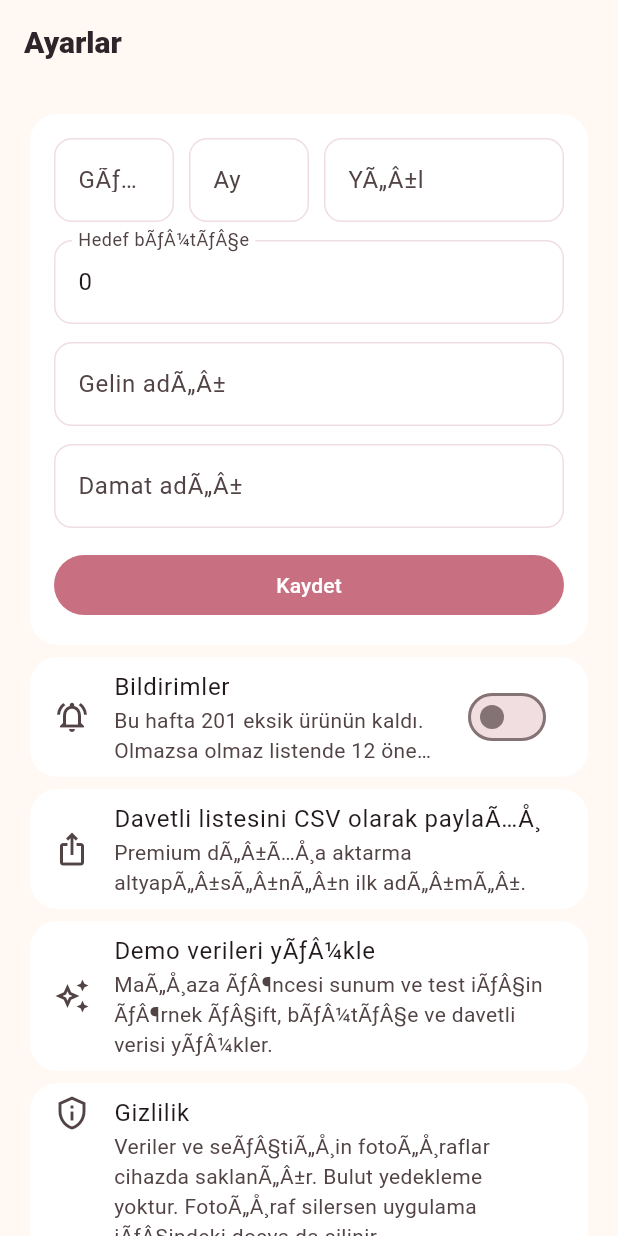
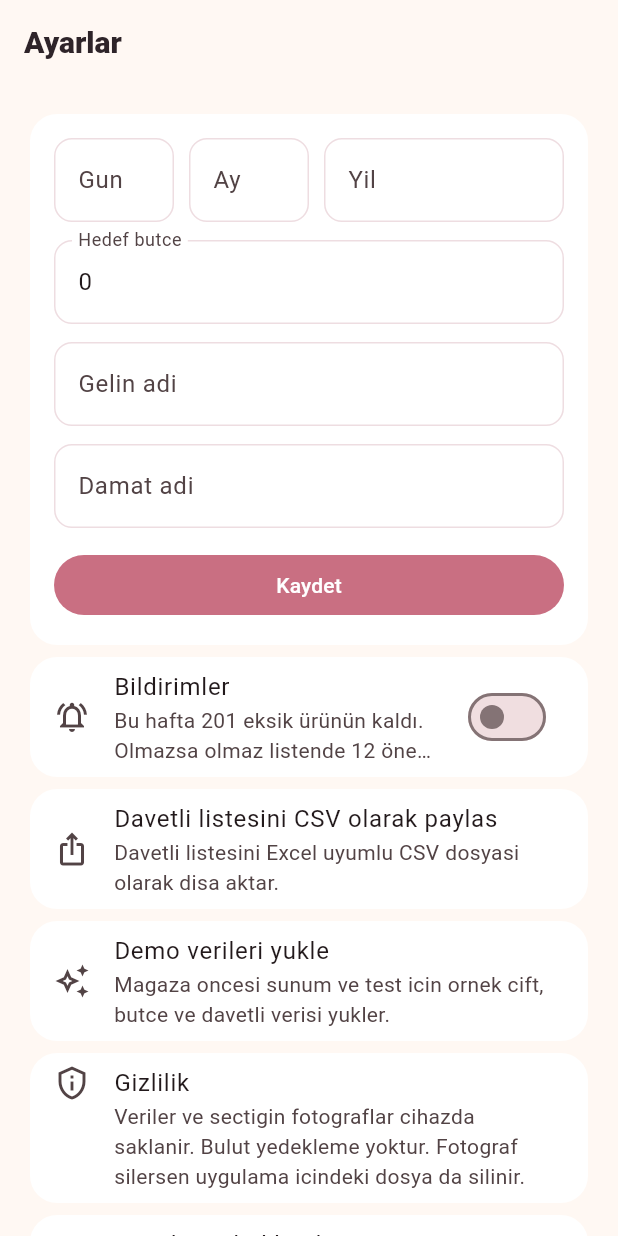
Before and after one commit to sonerdnrekhesap/wedding_prep_app, a Flutter app: the SettingsPage screen opened directly, on a phone screen of 412 x 824 dp. Run offline on Flutter 3.47's test engine with Material 3 defaults, Android fonts, the phone set to English and light mode, and no system bars; our stand-ins replace fl_chart, flutter_animate, google_mobile_ads, image_picker, lottie, share_plus and 1 more; accounts and stored records are empty.

Commit message:
Make guest CSV export release-ready

```diff
--- a/lib/pages/settings_page.dart
+++ b/lib/pages/settings_page.dart
@@ -1,11 +1,12 @@
 import 'package:flutter/foundation.dart';
 import 'package:flutter/material.dart';
-import 'package:share_plus/share_plus.dart';
 
 import '../main.dart';
+import '../models/guest_model.dart';
 import '../services/export_service.dart';
 import '../services/formatters.dart';
 import '../services/notification_service.dart';
+import '../services/share_file_service.dart';
 import 'paywall_page.dart';
 
 class SettingsPage extends StatefulWidget {
@@ -80,7 +81,7 @@ class _SettingsPageState extends State<SettingsPage> {
                           keyboardType: TextInputType.number,
                           maxLength: 2,
                           decoration: const InputDecoration(
-                            labelText: 'GÃƒÂ¼n',
+                            labelText: 'Gun',
                             counterText: '',
                           ),
                         ),
@@ -105,7 +106,7 @@ class _SettingsPageState extends State<SettingsPage> {
                           keyboardType: TextInputType.number,
                           maxLength: 4,
                           decoration: const InputDecoration(
-                            labelText: 'YÃ„Â±l',
+                            labelText: 'Yil',
                             counterText: '',
                           ),
                         ),
@@ -116,20 +117,17 @@ class _SettingsPageState extends State<SettingsPage> {
                   TextField(
                     controller: budgetController,
                     keyboardType: TextInputType.number,
-                    decoration:
-                        const InputDecoration(labelText: 'Hedef bÃƒÂ¼tÃƒÂ§e'),
+                    decoration: const InputDecoration(labelText: 'Hedef butce'),
                   ),
                   const SizedBox(height: 12),
                   TextField(
                     controller: brideNameController,
-                    decoration:
-                        const InputDecoration(labelText: 'Gelin adÃ„Â±'),
+                    decoration: const InputDecoration(labelText: 'Gelin adi'),
                   ),
                   const SizedBox(height: 12),
                   TextField(
                     controller: groomNameController,
-                    decoration:
-                        const InputDecoration(labelText: 'Damat adÃ„Â±'),
+                    decoration: const InputDecoration(labelText: 'Damat adi'),
                   ),
                   const SizedBox(height: 14),
                   SizedBox(
@@ -141,7 +139,7 @@ class _SettingsPageState extends State<SettingsPage> {
                           ScaffoldMessenger.of(context).showSnackBar(
                             const SnackBar(
                               content: Text(
-                                'DÃƒÂ¼Ã„Å¸ÃƒÂ¼n tarihini gÃƒÂ¼n, ay, yÃ„Â±l olarak yaz.',
+                                'Dugun tarihini gun, ay, yil olarak yaz.',
                               ),
                             ),
                           );
@@ -219,35 +217,25 @@ class _SettingsPageState extends State<SettingsPage> {
           Card(
             child: ListTile(
               leading: const Icon(Icons.ios_share_outlined),
-              title: const Text('Davetli listesini CSV olarak paylaÃ…Å¸'),
+              title: const Text('Davetli listesini CSV olarak paylas'),
               subtitle: const Text(
-                  'Premium dÃ„Â±Ã…Å¸a aktarma altyapÃ„Â±sÃ„Â±nÃ„Â±n ilk adÃ„Â±mÃ„Â±.'),
-              onTap: () async {
-                if (!controller.settings.isPremium) {
-                  await Navigator.of(context).push(
-                    MaterialPageRoute(
-                      builder: (_) => const PaywallPage(source: 'export'),
-                    ),
-                  );
-                  return;
-                }
-                final csv = ExportService().buildGuestCsv(controller.guests);
-                await Share.share(csv, subject: 'Davetli listesi');
-              },
+                'Davetli listesini Excel uyumlu CSV dosyasi olarak disa aktar.',
+              ),
+              onTap: () => _shareGuestCsv(controller.guests),
             ),
           ),
           Card(
             child: ListTile(
               leading: const Icon(Icons.auto_awesome_outlined),
-              title: const Text('Demo verileri yÃƒÂ¼kle'),
+              title: const Text('Demo verileri yukle'),
               subtitle: const Text(
-                'MaÃ„Å¸aza ÃƒÂ¶ncesi sunum ve test iÃƒÂ§in ÃƒÂ¶rnek ÃƒÂ§ift, bÃƒÂ¼tÃƒÂ§e ve davetli verisi yÃƒÂ¼kler.',
+                'Magaza oncesi sunum ve test icin ornek cift, butce ve davetli verisi yukler.',
               ),
               onTap: () async {
                 await controller.loadDemoData();
                 if (context.mounted) {
                   ScaffoldMessenger.of(context).showSnackBar(
-                    const SnackBar(content: Text('Demo verileri yÃƒÂ¼klendi.')),
+                    const SnackBar(content: Text('Demo verileri yuklendi.')),
                   );
                 }
               },
@@ -258,7 +246,7 @@ class _SettingsPageState extends State<SettingsPage> {
               leading: Icon(Icons.privacy_tip_outlined),
               title: Text('Gizlilik'),
               subtitle: Text(
-                'Veriler ve seÃƒÂ§tiÃ„Å¸in fotoÃ„Å¸raflar cihazda saklanÃ„Â±r. Bulut yedekleme yoktur. FotoÃ„Å¸raf silersen uygulama iÃƒÂ§indeki dosya da silinir.',
+                'Veriler ve sectigin fotograflar cihazda saklanir. Bulut yedekleme yoktur. Fotograf silersen uygulama icindeki dosya da silinir.',
               ),
               isThreeLine: true,
             ),
@@ -266,32 +254,32 @@ class _SettingsPageState extends State<SettingsPage> {
           const Card(
             child: ListTile(
               leading: Icon(Icons.info_outline),
-              title: Text('Uygulama hakkÃ„Â±nda'),
+              title: Text('Uygulama hakkinda'),
               subtitle: Text(
-                'Ãƒâ€¡eyiz, dÃƒÂ¼Ã„Å¸ÃƒÂ¼n, bÃƒÂ¼tÃƒÂ§e ve davetli hazÃ„Â±rlÃ„Â±klarÃ„Â±nÃ„Â± offline takip eder.',
+                'Ceyiz, dugun, butce ve davetli hazirliklarini offline takip eder.',
               ),
             ),
           ),
           Card(
             child: ListTile(
               leading: const Icon(Icons.delete_forever_outlined),
-              title: const Text('Verileri sÃ„Â±fÃ„Â±rla'),
+              title: const Text('Verileri sifirla'),
               subtitle:
-                  const Text('TÃƒÂ¼m liste, davetli ve ayar verileri silinir.'),
+                  const Text('Tum liste, davetli ve ayar verileri silinir.'),
               onTap: () async {
                 final ok = await showDialog<bool>(
                   context: context,
                   builder: (context) => AlertDialog(
-                    title: const Text('Veriler sÃ„Â±fÃ„Â±rlansÃ„Â±n mÃ„Â±?'),
-                    content: const Text('Bu iÃ…Å¸lem geri alÃ„Â±namaz.'),
+                    title: const Text('Veriler sifirlansin mi?'),
+                    content: const Text('Bu islem geri alinamaz.'),
                     actions: [
                       TextButton(
                         onPressed: () => Navigator.pop(context, false),
-                        child: const Text('VazgeÃƒÂ§'),
+                        child: const Text('Vazgec'),
                       ),
                       FilledButton(
                         onPressed: () => Navigator.pop(context, true),
-                        child: const Text('SÃ„Â±fÃ„Â±rla'),
+                        child: const Text('Sifirla'),
                       ),
                     ],
                   ),
@@ -303,6 +291,23 @@ class _SettingsPageState extends State<SettingsPage> {
         ],
       ),
     );
+  }
+
+  Future<void> _shareGuestCsv(List<Guest> guests) async {
+    try {
+      final csv = ExportService().buildGuestCsv(guests);
+      await const ShareFileService().shareTextFile(
+        fileName: 'davetli-listesi.csv',
+        content: csv,
+        subject: 'Davetli listesi',
+        mimeType: 'text/csv',
+      );
+    } catch (_) {
+      if (!mounted) return;
+      ScaffoldMessenger.of(context).showSnackBar(
+        const SnackBar(content: Text('Davetli listesi paylasilamadi.')),
+      );
+    }
   }
 
   DateTime? _readDate() {
--- /dev/null
+++ b/lib/services/share_file_service.dart
@@ -0,0 +1,2 @@
+export 'share_file_service_stub.dart'
+    if (dart.library.io) 'share_file_service_io.dart';
```
Also changed, not shown: lib/services/share_file_service_io.dart (added, +25 -0 lines), lib/services/share_file_service_stub.dart (added, +14 -0 lines).
